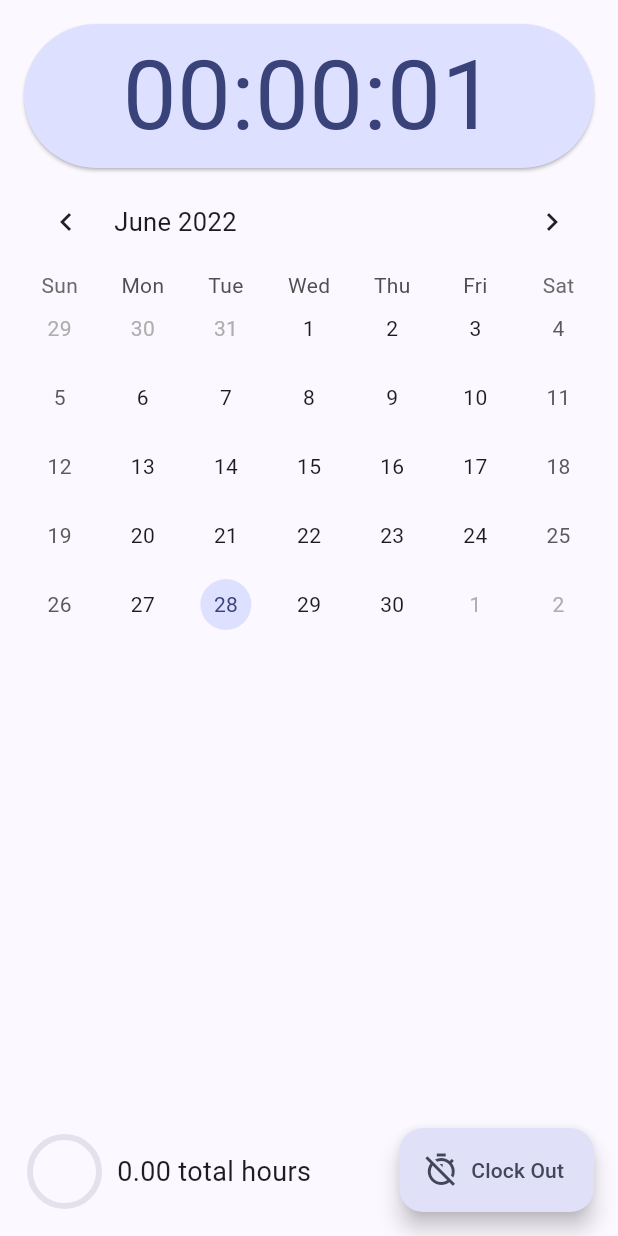
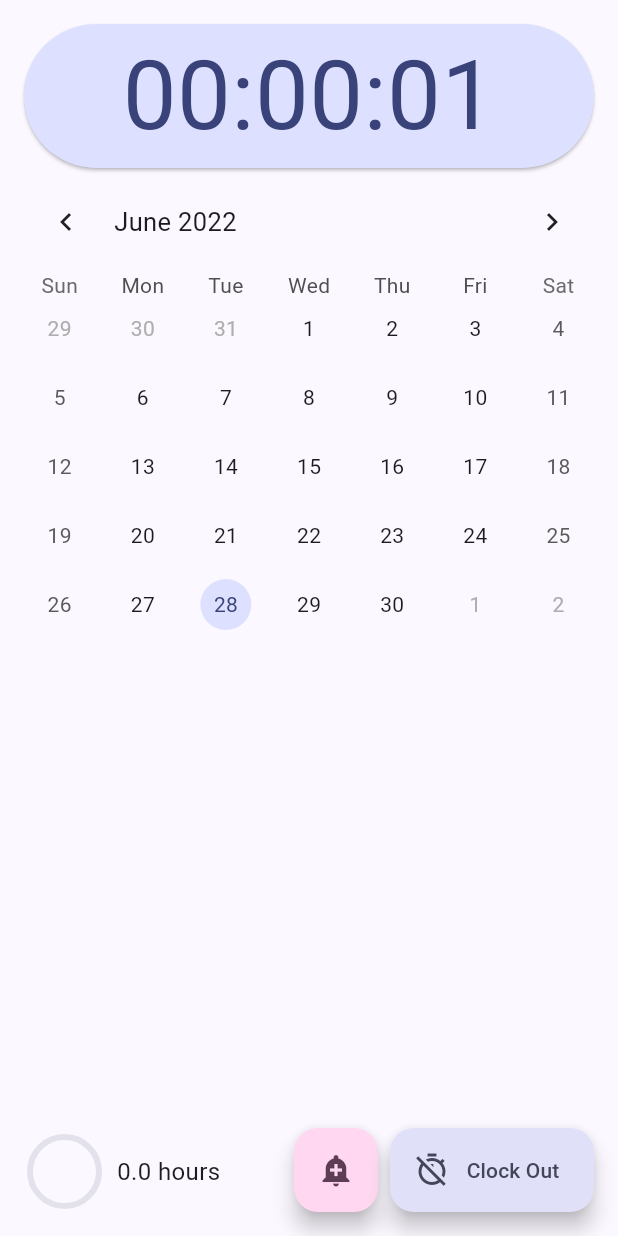
Before and after one commit to mjansen4857/rr_attendance, a Flutter app: the TimeTrackerPage screen opened directly with empty values, on a phone screen of 412 x 824 dp. Run offline on Flutter 3.47's test engine with Material 2 defaults, Android fonts, the light colour scheme and no system bars; drawn by our look-alikes of dynamic_color, table_calendar; our stand-ins replace cloud_firestore, firebase_analytics, firebase_auth, firebase_core, fl_chart, flutter_local_notifications and 2 more; accounts and stored records are empty.

Commit message:
add notification button and package

```diff
--- a/lib/main.dart
+++ b/lib/main.dart
@@ -4,6 +4,7 @@ import 'package:dynamic_color/dynamic_color.dart';
 import 'package:firebase_core/firebase_core.dart';
 import 'package:flutter/material.dart';
 import 'package:rr_attendance/pages/home_page.dart';
+import 'package:rr_attendance/services/notifications.dart';
 
 import 'firebase_options.dart';
 
@@ -12,6 +13,8 @@ void main() async {
   await Firebase.initializeApp(
     options: DefaultFirebaseOptions.currentPlatform,
   );
+
+  Notifications.init();
 
   runApp(AttendanceApp());
 }
--- a/lib/pages/time_tracker_page.dart
+++ b/lib/pages/time_tracker_page.dart
@@ -7,6 +7,7 @@ import 'package:firebase_auth/firebase_auth.dart';
 import 'package:flutter/material.dart';
 import 'package:flutter/services.dart';
 import 'package:rr_attendance/services/database.dart';
+import 'package:rr_attendance/widgets/conditional_widget.dart';
 import 'package:table_calendar/table_calendar.dart';
 
 class TimeTrackerPage extends StatefulWidget {
@@ -81,7 +82,7 @@ class _TimeTrackerPageState extends State<TimeTrackerPage>
         .animate(_timerColorController);
 
     return Scaffold(
-      floatingActionButton: _buildFAB(),
+      floatingActionButton: _buildFABs(),
       backgroundColor: colorScheme.surface,
       body: Padding(
         padding: const EdgeInsets.all(12),
@@ -217,8 +218,8 @@ class _TimeTrackerPageState extends State<TimeTrackerPage>
                     ),
                     SizedBox(width: 12),
                     Text(
-                      '${_totalHours.toStringAsFixed(2)} total hours',
-                      style: TextStyle(fontSize: 18),
+                      '${_totalHours.toStringAsFixed(1)} hours',
+                      style: TextStyle(fontSize: 16),
                     ),
                   ],
                 ),
@@ -230,17 +231,54 @@ class _TimeTrackerPageState extends State<TimeTrackerPage>
     );
   }
 
-  Widget _buildFAB() {
+  Widget _buildFABs() {
     ColorScheme colorScheme = Theme.of(context).colorScheme;
 
-    if (_clockInTime == null) {
-      return FloatingActionButton.extended(
-        label: Text('Clock In'),
-        icon: Icon(Icons.timer_outlined),
+    return Row(
+      mainAxisSize: MainAxisSize.min,
+      children: [
+        FloatingActionButton(
+          child: const Icon(Icons.add_alert),
+          backgroundColor: colorScheme.tertiaryContainer,
+          foregroundColor: colorScheme.onTertiaryContainer,
+          onPressed: () async {
+            TimeOfDay? selectedTime = await showTimePicker(
+              context: context,
+              initialTime: TimeOfDay.fromDateTime(
+                  DateTime.now().add(Duration(minutes: 1))),
+              helpText:
+                  'Set Clock ${_clockInTime == null ? 'In' : 'Out'} Reminder',
+            );
+          },
+        ),
+        SizedBox(width: 8),
+        FloatingActionButton.extended(
+          backgroundColor: _clockInTime == null
+              ? colorScheme.primaryContainer
+              : colorScheme.secondaryContainer,
+          foregroundColor: _clockInTime == null
+              ? colorScheme.onPrimaryContainer
+              : colorScheme.onSecondaryContainer,
+          label: SizedBox(
+            width: 68,
+            child: Center(
+              child: ConditionalWidget(
+                condition: _clockInTime == null,
+                ifTrue: const Text('Clock In'),
+                ifFalse: const Text('Clock Out'),
+              ),
+            ),
+          ),
+          icon: ConditionalWidget(
+            condition: _clockInTime == null,
+            ifTrue: const Icon(Icons.timer_outlined),
+            ifFalse: const Icon(Icons.timer_off_outlined),
+          ),
           onPressed: () {
             DateTime now = DateTime.now();
             String key = '${now.year}-${now.month}-${now.day}';
 
+            if (_clockInTime == null) {
               _timeCards.putIfAbsent(key, () => TimeCard(key, 0, false));
               setState(() {
                 _clockInTime = DateTime.now();
@@ -251,24 +289,15 @@ class _TimeTrackerPageState extends State<TimeTrackerPage>
                 _selectedTimecard = _getTimecardForDay(_selectedDay);
               });
               Database.clockInUser(widget.user);
-        },
-      );
             } else {
-      return FloatingActionButton.extended(
-        label: Text('Clock Out'),
-        icon: Icon(Icons.timer_off_outlined),
-        backgroundColor: colorScheme.secondaryContainer,
-        foregroundColor: colorScheme.onSecondaryContainer,
-        onPressed: () {
               int dSeconds = Timestamp.now().seconds -
                   Timestamp.fromDate(_clockInTime!).seconds;
               double hours = dSeconds / 60.0 / 60.0;
-          DateTime now = DateTime.now();
-          String key = '${now.year}-${now.month}-${now.day}';
+
               _timeCards.update(
                   key,
-              ((value) =>
-                  TimeCard(key, value.hours + hours, value.requestPending)));
+                  ((value) => TimeCard(
+                      key, value.hours + hours, value.requestPending)));
 
               setState(() {
                 _clockInTime = null;
@@ -280,9 +309,11 @@ class _TimeTrackerPageState extends State<TimeTrackerPage>
                 _totalHours += hours;
               });
               Database.clockOutUser(widget.user);
+            }
           },
+        ),
+      ],
     );
-    }
   }
 
   void _showTimeRequestDialog() {
--- /dev/null
+++ b/lib/services/notifications.dart
@@ -0,0 +1,15 @@
+import 'package:flutter_local_notifications/flutter_local_notifications.dart';
+
+class Notifications {
+  static final FlutterLocalNotificationsPlugin _notifications =
+      FlutterLocalNotificationsPlugin();
+
+  static Future<bool?> init() async {
+    return _notifications.initialize(
+      InitializationSettings(
+        android: AndroidInitializationSettings('ic_launcher'),
+        iOS: IOSInitializationSettings(),
+      ),
+    );
+  }
+}
--- /dev/null
+++ b/lib/widgets/conditional_widget.dart
@@ -0,0 +1,19 @@
+import 'package:flutter/material.dart';
+
+class ConditionalWidget extends StatelessWidget {
+  final bool condition;
+  final Widget? ifTrue;
+  final Widget? ifFalse;
+
+  const ConditionalWidget(
+      {required this.condition, this.ifTrue, this.ifFalse, super.key});
+
+  @override
+  Widget build(BuildContext context) {
+    if (condition) {
+      return ifTrue ?? Container();
+    } else {
+      return ifFalse ?? Container();
+    }
+  }
+}
--- a/pubspec.yaml
+++ b/pubspec.yaml
@@ -28,6 +28,7 @@ dependencies:
   crypto: ^3.0.2
   sign_in_with_apple: ^3.3.0
   dynamic_color: ^1.4.0
+  flutter_local_notifications: ^9.6.1
 
 dev_dependencies:
   flutter_launcher_icons: ^0.9.2
```
Also changed, not shown: pubspec.lock, 2 other files. Lines whose indentation alone changed are shown as unchanged.
